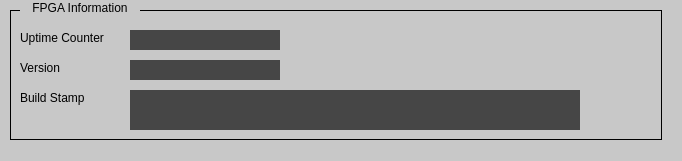
The window that mps_expert_embed_FPGA_information.ui (ad-build-test/pydm-mps) describes before a commit, drawn with Qt 5.
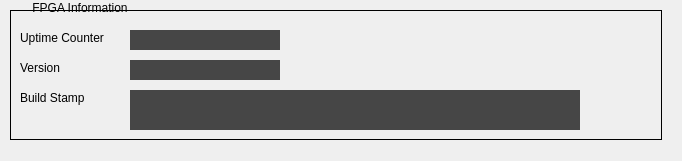
The same window after the commit. Custom widgets are drawn as their Qt base class.

```diff
--- a/mps_expert_embed_FPGA_information.ui
+++ b/mps_expert_embed_FPGA_information.ui
@@ -14,7 +14,7 @@
    <string>Form</string>
   </property>
   <property name="styleSheet">
-   <string notr="true">background-color: rgb(200, 200, 200);</string>
+   <string notr="true"/>
   </property>
   <widget class="QFrame" name="frame">
    <property name="geometry">
```
